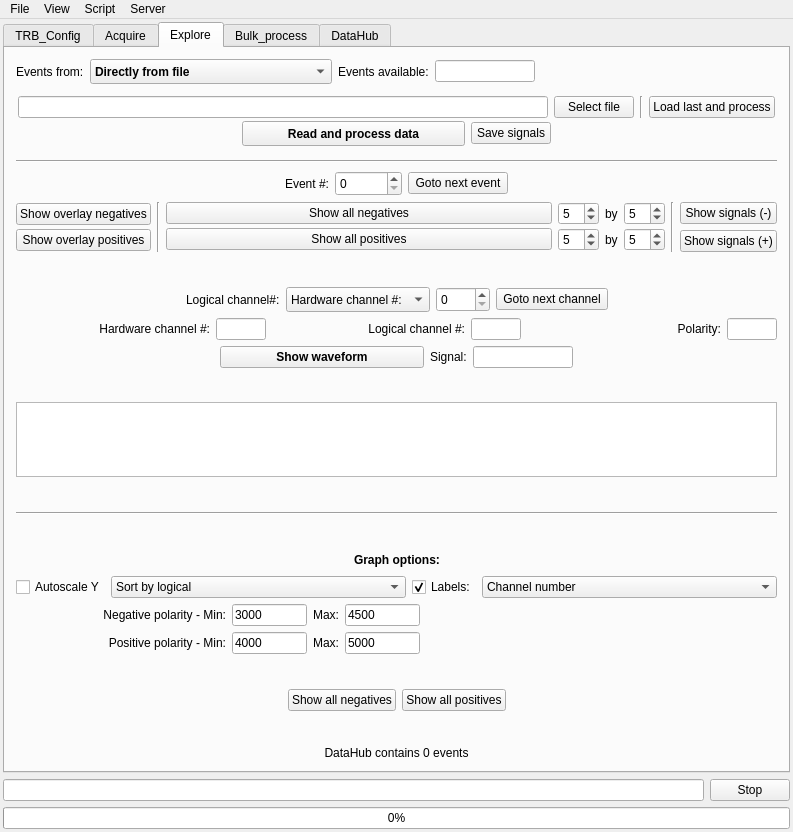
andrmor/TRB3reader, file GUI/mainwindow.ui: the form before one commit.
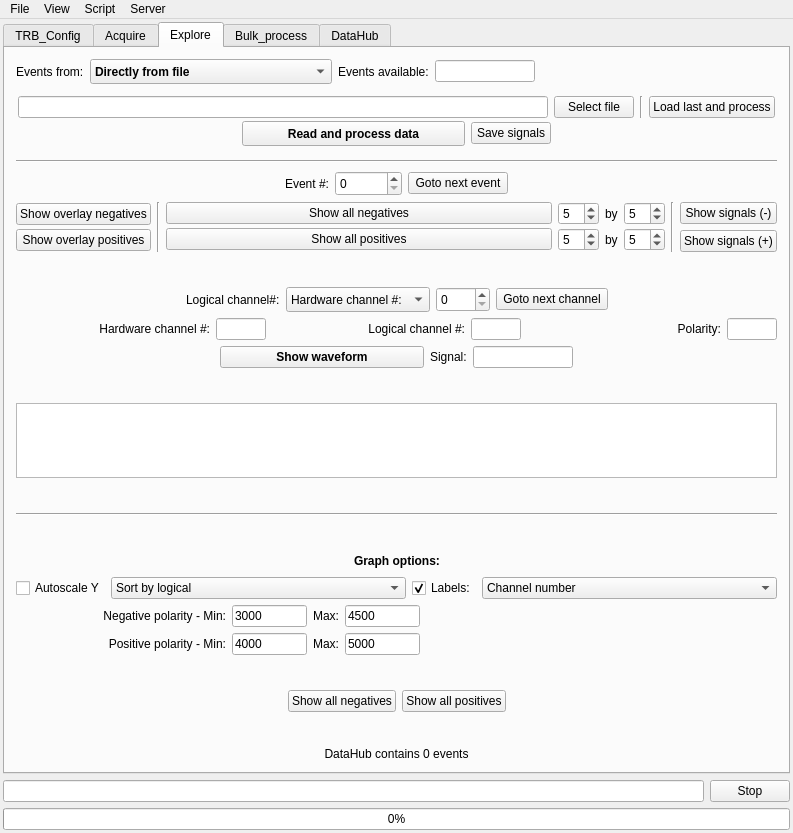
The form after the commit. The open tabs and pages were chosen to show the change.

Diff of the .ui file:
```diff
--- a/GUI/mainwindow.ui
+++ b/GUI/mainwindow.ui
@@ -7,7 +7,7 @@
     <x>0</x>
     <y>0</y>
     <width>793</width>
-    <height>832</height>
+    <height>833</height>
    </rect>
   </property>
   <property name="windowTitle">
```
Left out of the diff: 2 changed lines with no effect on the pictures.
